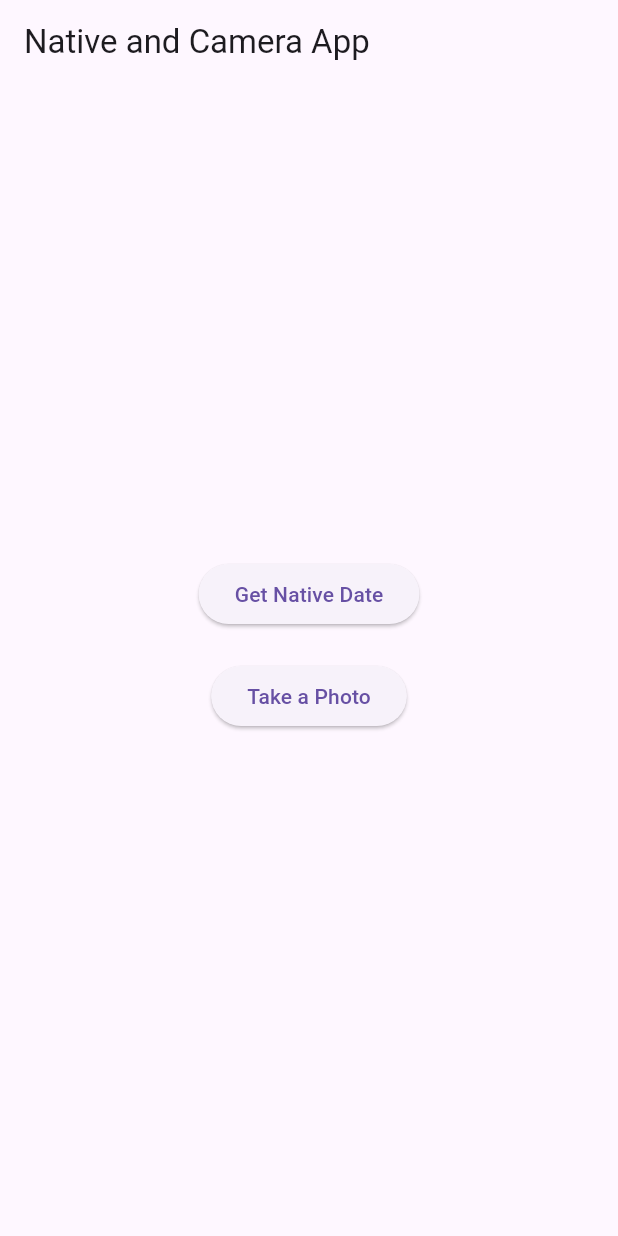
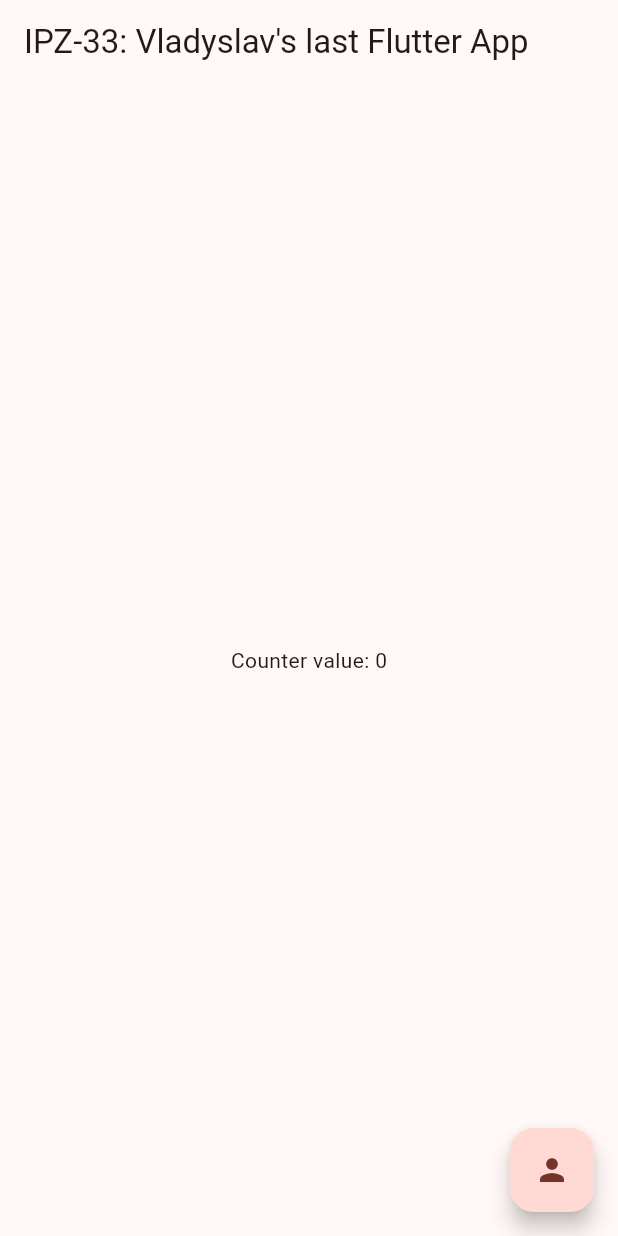
Before and after one commit to Poultergeist/Vladyslav-Lohatskiy-IPZ-33-Labs-11v, a Flutter app: the screen it shows after launch, on a phone screen of 412 x 824 dp. Run offline on Flutter 3.47's test engine with Material 3 defaults, Android fonts, the phone set to English and light mode, and no system bars.

Commit message:
Updated files for lab 15

```diff
--- /dev/null
+++ b/lib/calculator.dart
@@ -0,0 +1,5 @@
+class Calculator {
+  double calculate(double x) {
+    return (5 * x) / (4 * x * x);
+  }
+}
--- a/lib/main.dart
+++ b/lib/main.dart
@@ -1,8 +1,5 @@
 import 'package:flutter/material.dart';
-import 'package:image_picker/image_picker.dart';
-import 'dart:io';
-import 'dart:async';
-import 'package:flutter/services.dart';
+import 'calculator.dart';
 
 void main() {
   runApp(const MyApp());
@@ -14,99 +11,44 @@ class MyApp extends StatelessWidget {
   @override
   Widget build(BuildContext context) {
     return MaterialApp(
-      home: NativeCameraApp(),
+      home: const HomeScreen(),
+      theme: ThemeData(
+        colorScheme: ColorScheme.fromSeed(seedColor: Colors.red),
+        useMaterial3: true,
+      ),
     );
   }
 }
 
-class NativeCameraApp extends StatefulWidget {
+class HomeScreen extends StatefulWidget {
+  const HomeScreen({Key? key}) : super(key: key);
+
   @override
-  _NativeCameraAppState createState() => _NativeCameraAppState();
+  _HomeScreenState createState() => _HomeScreenState();
 }
 
-class _NativeCameraAppState extends State<NativeCameraApp> {
-  static const platform = MethodChannel('com.example/native_code');
-  File? _image;
+class _HomeScreenState extends State<HomeScreen> {
+  int _counter = 0;
 
-  Future<void> _getNativeTime(BuildContext context) async {
-    try {
-      final String nativeDate = await platform.invokeMethod('getNativeDate');
-      _showTimeDialog(context, nativeDate);
-    } on PlatformException catch (e) {
-      _showTimeDialog(context, "Error: ${e.message}");
-    }
-  }
-
-  void _showTimeDialog(BuildContext context, String time) {
-    showDialog(
-      context: context,
-      builder: (context) => TimeDialog(time: time),
-    );
-  }
-
-  Future<void> _pickImage() async {
-    final picker = ImagePicker();
-    final pickedFile = await picker.pickImage(source: ImageSource.camera);
-
-    if (pickedFile != null) {
-      setState(() {
-        _image = File(pickedFile.path);
-      });
-    }
+  void _incrementCounter() {
+    setState(() {
+      _counter++;
+    });
   }
 
   @override
   Widget build(BuildContext context) {
     return Scaffold(
       appBar: AppBar(
-        title: const Text("Native and Camera App"),
+        title: const Text('IPZ-33: Vladyslav\'s last Flutter App'),
       ),
       body: Center(
-        child: Column(
-          mainAxisAlignment: MainAxisAlignment.center,
-          children: [
-            ElevatedButton(
-              onPressed: () => _getNativeTime(context),
-              child: const Text("Get Native Date"),
-            ),
-            const SizedBox(height: 20),
-            ElevatedButton(
-              onPressed: _pickImage,
-              child: const Text("Take a Photo"),
-            ),
-            const SizedBox(height: 20),
-            if (_image != null)
-              Image.file(
-                _image!,
-                height: 300,
-                width: 300,
-                fit: BoxFit.cover,
-              ),
-          ],
-        ),
+        child: Text('Counter value: $_counter'),
+      ),
+      floatingActionButton: FloatingActionButton(
+        onPressed: _incrementCounter,
+        child: const Icon(Icons.person),
       ),
     );
   }
 }
-
-class TimeDialog extends StatelessWidget {
-  final String time;
-
-  const TimeDialog({super.key, required this.time});
-
-  @override
-  Widget build(BuildContext context) {
-    return AlertDialog(
-      title: const Text('Current Date'),
-      content: Text(time),
-      actions: <Widget>[
-        TextButton(
-          onPressed: () {
-            Navigator.of(context).pop();
-          },
-          child: const Text('OK'),
-        ),
-      ],
-    );
-  }
-}
```
Also changed, not shown: 1 other file.
